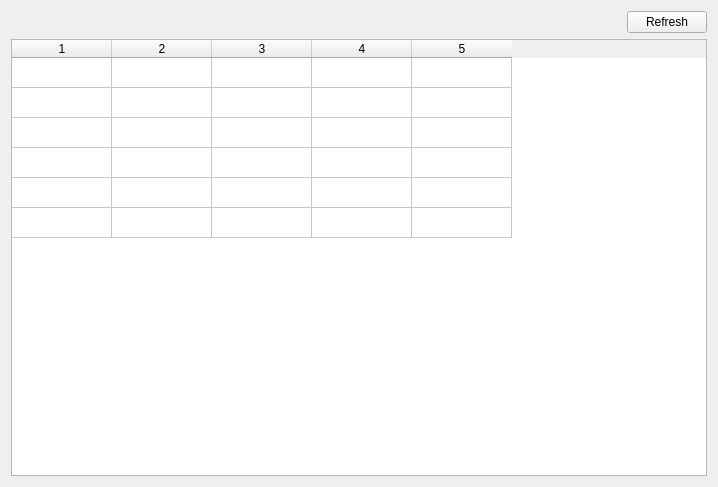
This is ui/session_manager.ui in lunarc/gfxlauncher as Qt 5 draws it before an edit. The edited form follows.
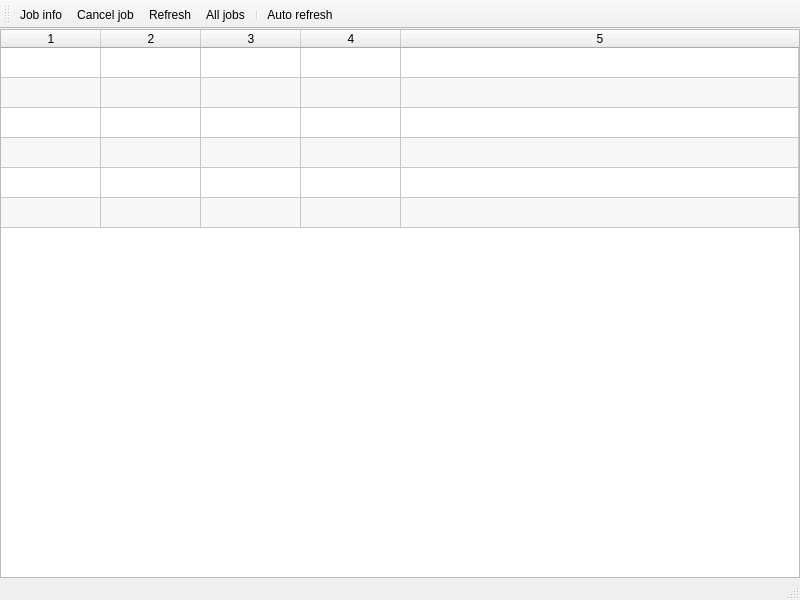
This is the edited form. Icons and pictures are not drawn.

What changed in the file:
```diff
--- a/ui/session_manager.ui
+++ b/ui/session_manager.ui
@@ -1,51 +1,64 @@
 <?xml version="1.0" encoding="UTF-8"?>
 <ui version="4.0">
- <class>Form</class>
- <widget class="QWidget" name="Form">
+ <class>MainWindow</class>
+ <widget class="QMainWindow" name="MainWindow">
   <property name="geometry">
    <rect>
     <x>0</x>
     <y>0</y>
-    <width>718</width>
-    <height>487</height>
+    <width>800</width>
+    <height>600</height>
    </rect>
   </property>
   <property name="windowTitle">
    <string>Running sessions</string>
   </property>
+  <widget class="QWidget" name="centralwidget">
   <layout class="QVBoxLayout" name="verticalLayout">
-   <item>
-    <layout class="QHBoxLayout" name="horizontalLayout">
-     <item>
-      <spacer name="horizontalSpacer_2">
-       <property name="orientation">
-        <enum>Qt::Horizontal</enum>
-       </property>
-       <property name="sizeHint" stdset="0">
-        <size>
-         <width>40</width>
-         <height>20</height>
-        </size>
-       </property>
-      </spacer>
-     </item>
-     <item>
-      <widget class="QPushButton" name="refreshButton">
-       <property name="text">
-        <string>Refresh</string>
-       </property>
-      </widget>
-     </item>
-    </layout>
-   </item>
+    <property name="spacing">
+     <number>0</number>
+    </property>
+    <property name="leftMargin">
+     <number>0</number>
+    </property>
+    <property name="topMargin">
+     <number>0</number>
+    </property>
+    <property name="rightMargin">
+     <number>0</number>
+    </property>
+    <property name="bottomMargin">
+     <number>0</number>
+    </property>
    <item>
-    <widget class="QTableWidget" name="sessionTable">
+     <widget class="QTableWidget" name="session_table">
+      <property name="frameShape">
+       <enum>QFrame::StyledPanel</enum>
+      </property>
+      <property name="editTriggers">
+       <set>QAbstractItemView::NoEditTriggers</set>
+      </property>
+      <property name="alternatingRowColors">
+       <bool>true</bool>
+      </property>
+      <property name="selectionBehavior">
+       <enum>QAbstractItemView::SelectRows</enum>
+      </property>
+      <property name="showGrid">
+       <bool>true</bool>
+      </property>
+      <property name="sortingEnabled">
+       <bool>true</bool>
+      </property>
      <property name="rowCount">
       <number>6</number>
      </property>
      <property name="columnCount">
       <number>5</number>
      </property>
+      <attribute name="horizontalHeaderStretchLastSection">
+       <bool>true</bool>
+      </attribute>
      <attribute name="verticalHeaderVisible">
       <bool>false</bool>
      </attribute>
@@ -63,6 +76,84 @@
     </widget>
    </item>
   </layout>
+  </widget>
+  <widget class="QMenuBar" name="menubar">
+   <property name="geometry">
+    <rect>
+     <x>0</x>
+     <y>0</y>
+     <width>800</width>
+     <height>22</height>
+    </rect>
+   </property>
+  </widget>
+  <widget class="QStatusBar" name="statusbar"/>
+  <widget class="QToolBar" name="toolBar">
+   <property name="windowTitle">
+    <string>toolBar</string>
+   </property>
+   <property name="toolButtonStyle">
+    <enum>Qt::ToolButtonTextUnderIcon</enum>
+   </property>
+   <attribute name="toolBarArea">
+    <enum>TopToolBarArea</enum>
+   </attribute>
+   <attribute name="toolBarBreak">
+    <bool>false</bool>
+   </attribute>
+   <addaction name="action_job_info"/>
+   <addaction name="action_cancel_job"/>
+   <addaction name="action_refresh"/>
+   <addaction name="action_show_all_jobs"/>
+   <addaction name="separator"/>
+   <addaction name="action_auto_refresh"/>
+  </widget>
+  <action name="action_job_info">
+   <property name="icon">
+    <iconset theme="document-open"/>
+   </property>
+   <property name="text">
+    <string>Job info</string>
+   </property>
+  </action>
+  <action name="action_cancel_job">
+   <property name="icon">
+    <iconset theme="process-stop"/>
+   </property>
+   <property name="text">
+    <string>Cancel job</string>
+   </property>
+  </action>
+  <action name="action_refresh">
+   <property name="icon">
+    <iconset theme="view-refresh"/>
+   </property>
+   <property name="text">
+    <string>Refresh</string>
+   </property>
+  </action>
+  <action name="action_show_all_jobs">
+   <property name="checkable">
+    <bool>true</bool>
+   </property>
+   <property name="icon">
+    <iconset theme="edit-find"/>
+   </property>
+   <property name="text">
+    <string>All jobs</string>
+   </property>
+  </action>
+  <action name="action_auto_refresh">
+   <property name="checkable">
+    <bool>true</bool>
+   </property>
+   <property name="icon">
+    <iconset theme="media-playlist-repeat"/>
+   </property>
+   <property name="text">
+    <string>Auto refresh</string>
+   </property>
+  </action>
  </widget>
  <resources/>
  <connections/>
```
Left out of the diff: 2 changed lines with no effect on the pictures. Lines whose indentation alone changed are shown as unchanged.
